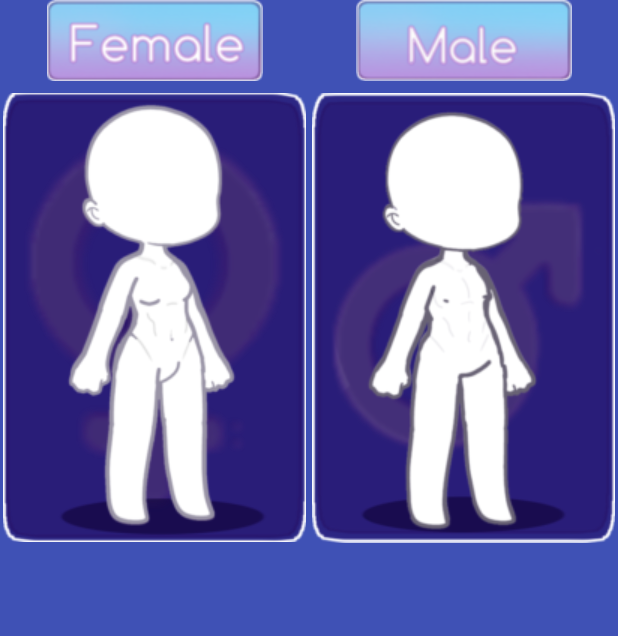
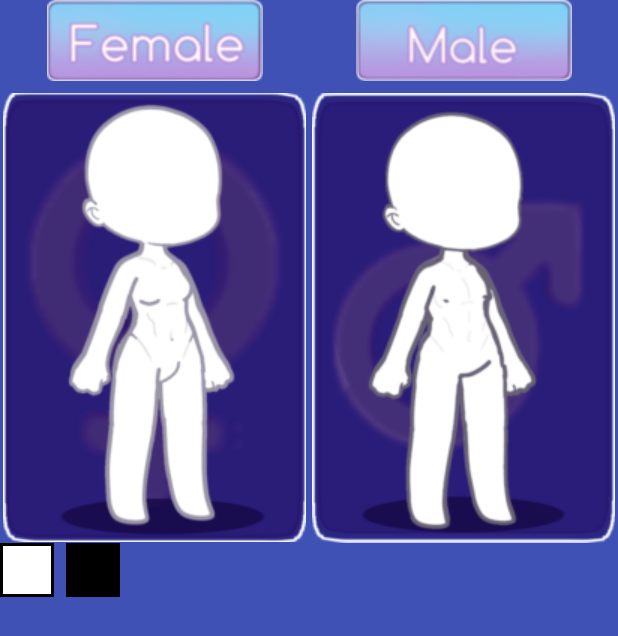
Before and after one commit to RodionShulik/TokiGame, an Android app built with Jetpack Compose: the @Preview function PreviewGenderCategory, on a phone screen of 412 x 824 dp. Shown: the top 636 px of the screen. Run offline under Robolectric (Android 15) with nearby library versions, the phone set to English and light mode, and no system bars.

Commit message:
created first version of color system

```diff
--- a/app/build.gradle.kts
+++ b/app/build.gradle.kts
@@ -67,8 +67,10 @@ dependencies {
     debugImplementation(libs.androidx.ui.tooling)
     debugImplementation(libs.androidx.ui.test.manifest)
     //LazyColumnWithScrollBar
-    implementation(libs.androidx.lazy.column.scrollbar)
+    implementation(libs.github.lazy.column.scrollbar)
     //Navigation
     implementation(libs.androidx.navigation.compose)
+    //Color picker
+    implementation(libs.github.color.picker)
 
 }
--- a/app/src/main/java/com/example/toki/data/Character.kt
+++ b/app/src/main/java/com/example/toki/data/Character.kt
@@ -1,9 +1,16 @@
 package com.example.toki.data
+
+import androidx.compose.ui.graphics.Color
+import com.example.toki.R
 
 data class Character(
     val face : CharacterElement? = null,
     val tShirt : CharacterElement?= null,
     val pants : CharacterElement?= null,
-    val body : Body?= null,
+    val body : Body = Body(
+        bodyContour = CharacterElement(element = R.drawable.female_body_contour, color = Color.Black),
+        bodyFilling = CharacterElement(element = R.drawable.female_body_filling, color = Color.White),
+        press = CharacterElement(element = R.drawable.female_press , color =  Color.Gray)
+    ),
     val hat : CharacterElement?= null
 )
--- a/app/src/main/java/com/example/toki/ui/MainScreen.kt
+++ b/app/src/main/java/com/example/toki/ui/MainScreen.kt
@@ -21,6 +21,7 @@ import androidx.compose.runtime.Composable
 import androidx.compose.runtime.collectAsState
 import androidx.compose.ui.Modifier
 import androidx.compose.ui.graphics.Color
+import androidx.compose.ui.graphics.ColorFilter
 import androidx.compose.ui.res.painterResource
 import androidx.compose.ui.text.style.TextAlign
 import androidx.compose.ui.tooling.preview.Preview
@@ -87,11 +88,13 @@ fun MainScreen(
                     modifier = modifier.fillMaxSize(),
                     painter = painterResource(id = character.body?.bodyFilling?.element ?: R.drawable.empty_drawable),
                     contentDescription = null,
+                    colorFilter = ColorFilter.tint(character.body?.bodyFilling?.color ?: Color.White)
                 )
                 Image(
                     modifier = modifier.fillMaxSize(),
                     painter = painterResource(id = character.body?.bodyContour?.element ?: R.drawable.empty_drawable),
                     contentDescription = null,
+                    colorFilter = ColorFilter.tint(character.body?.bodyContour?.color ?: Color.Black)
                 )
                 Image(
                     modifier = modifier.fillMaxSize(),
--- /dev/null
+++ b/app/src/main/java/com/example/toki/ui/compositions/ColorTile.kt
@@ -0,0 +1,27 @@
+package com.example.toki.ui.compositions
+
+import androidx.compose.foundation.background
+import androidx.compose.foundation.border
+import androidx.compose.foundation.clickable
+import androidx.compose.foundation.layout.Box
+import androidx.compose.foundation.layout.size
+import androidx.compose.runtime.Composable
+import androidx.compose.ui.Modifier
+import androidx.compose.ui.graphics.Color
+import androidx.compose.ui.unit.dp
+
+@Composable
+fun ColorTile(
+    modifier :Modifier = Modifier,
+    color:Color,
+    navigateToDestination: () ->Unit,
+) {
+    Box(modifier = modifier
+        .size(36.dp)
+        .background(color)
+        .border(width = 2.dp, color = Color.Black)
+        .clickable {
+            navigateToDestination()
+        }
+    )
+}
--- a/app/src/main/java/com/example/toki/ui/screens/category/GenderCategory.kt
+++ b/app/src/main/java/com/example/toki/ui/screens/category/GenderCategory.kt
@@ -13,6 +13,7 @@ import androidx.compose.foundation.layout.Row
 import androidx.compose.foundation.layout.fillMaxSize
 import androidx.compose.material3.MaterialTheme
 import androidx.compose.runtime.Composable
+import androidx.compose.runtime.collectAsState
 import androidx.compose.runtime.getValue
 import androidx.compose.runtime.mutableStateOf
 import androidx.compose.runtime.saveable.rememberSaveable
@@ -26,20 +27,29 @@ import androidx.compose.ui.tooling.preview.Preview
 import androidx.compose.ui.unit.dp
 import com.example.toki.R
 import com.example.toki.ui.MainViewModel
+import com.example.toki.ui.compositions.ColorTile
 import com.example.toki.ui.theme.TokiTheme
 
 
 @Composable
-fun GenderScreenStateful(mainViewModel: MainViewModel) {
+fun GenderScreenStateful(
+    mainViewModel: MainViewModel,
+    navigateToDestination: (String) ->Unit
+) {
     var selectedCard by rememberSaveable {
         mutableStateOf<String>("")
     }
+    val contourColor = mainViewModel.character.collectAsState().value.body.bodyContour.color
+    val fillingColor = mainViewModel.character.collectAsState().value.body.bodyFilling.color
     GenderScreenStateless(
         selectedCard = selectedCard,
         onSelectedCardClick = { gender ->
             selectedCard = gender
             mainViewModel.setBody(gender)
                               },
+        navigateToDestination = navigateToDestination,
+        contourColor = contourColor,
+        fillingColor = fillingColor
     )
 }
 
@@ -47,10 +57,13 @@ fun GenderScreenStateful(mainViewModel: MainViewModel) {
 fun GenderScreenStateless(
     modifier: Modifier = Modifier,
     selectedCard: String,
-    onSelectedCardClick: (String) -> Unit
+    onSelectedCardClick: (String) -> Unit,
+    navigateToDestination: (String) ->Unit,
+    contourColor:Color,
+    fillingColor:Color
 ) {
-    Row(modifier = modifier.fillMaxSize()) {
-
+        Column(modifier = modifier.fillMaxSize()) {
+            Row(modifier = modifier) {
                 GenderCard(
                     modifier = modifier.weight(0.5f),
                     label = R.drawable.female_card_label,
@@ -67,6 +80,21 @@ fun GenderScreenStateless(
                     selectedCard = selectedCard,
                     onSelectedCardClick = { gender -> onSelectedCardClick(gender) }
                 )
+            }
+            Row(
+                modifier = modifier,
+                horizontalArrangement = Arrangement.spacedBy(8.dp)
+            ){
+                ColorTile(
+                    color = fillingColor,
+                    navigateToDestination = {navigateToDestination("body_contour")}
+                )
+                ColorTile(
+                    color = contourColor,
+                    navigateToDestination = {navigateToDestination("body_filling")}
+                )
+            }
+
         }
 }
 
@@ -94,7 +122,7 @@ fun GenderCard(
 
 
     Column(
-        modifier = modifier.fillMaxSize(),
+        modifier = modifier,
         horizontalAlignment = Alignment.CenterHorizontally,
         verticalArrangement = Arrangement.spacedBy(8.dp)
     ) {
@@ -123,6 +151,9 @@ fun GenderCard(
 @Composable
 private fun PreviewGenderCategory() {
     TokiTheme {
-        GenderScreenStateful(mainViewModel = MainViewModel())
+        GenderScreenStateful(
+            mainViewModel = MainViewModel(),
+            navigateToDestination = {}
+        )
     }
 }
--- a/gradle/libs.versions.toml
+++ b/gradle/libs.versions.toml
@@ -10,6 +10,7 @@ activityCompose = "1.8.2"
 composeBom = "2023.08.00"
 scrollbar = "1.9.0"
 androidx-navigation-compose = "2.7.6"
+colorPicker="1.0.7"
 [libraries]
 androidx-core-ktx = { group = "androidx.core", name = "core-ktx", version.ref = "coreKtx" }
 junit = { group = "junit", name = "junit", version.ref = "junit" }
@@ -25,8 +26,9 @@ androidx-ui-tooling-preview = { group = "androidx.compose.ui", name = "ui-toolin
 androidx-ui-test-manifest = { group = "androidx.compose.ui", name = "ui-test-manifest" }
 androidx-ui-test-junit4 = { group = "androidx.compose.ui", name = "ui-test-junit4" }
 androidx-material3 = { group = "androidx.compose.material3", name = "material3" }
-androidx-lazy-column-scrollbar={group = "com.github.nanihadesuka" , name= "LazyColumnScrollbar" , version.ref = "scrollbar" }
+github-lazy-column-scrollbar={group = "com.github.nanihadesuka" , name= "LazyColumnScrollbar" , version.ref = "scrollbar" }
 androidx-navigation-compose = { module = "androidx.navigation:navigation-compose", version.ref = "androidx-navigation-compose" }
+github-color-picker =  {group = "com.github.skydoves" , name = "colorpicker-compose" , version.ref = "colorPicker" }
 [plugins]
 androidApplication = { id = "com.android.application", version.ref = "agp" }
 jetbrainsKotlinAndroid = { id = "org.jetbrains.kotlin.android", version.ref = "kotlin" }
```
Also changed, not shown: app/src/main/java/com/example/toki/ui/MainViewModel.kt (+28 -7 lines), app/src/main/java/com/example/toki/ui/NavGraphSidePane.kt (+21 -1 lines), app/src/main/java/com/example/toki/ui/screens/Destinations.kt (+10 -0 lines), app/src/main/java/com/example/toki/ui/screens/category/CategoryContent.kt (+10 -3 lines), app/src/main/java/com/example/toki/ui/screens/colorpicker/ColorPickerScreen.kt (added, +80 -0 lines). Lines whose indentation alone changed are shown as unchanged.
